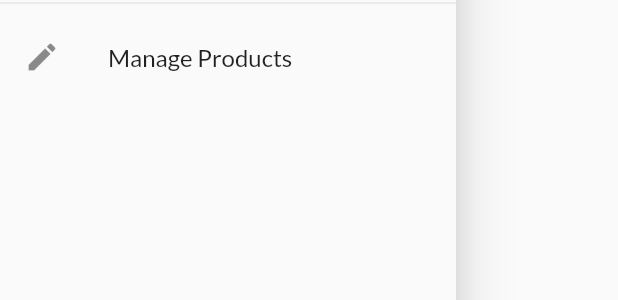
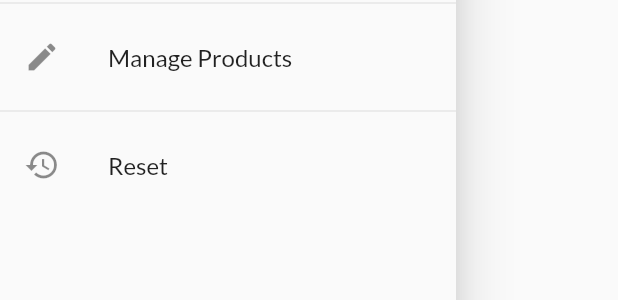
Before and after one commit to leoawesome/flutter_tutorial_myshop, a Flutter app: the AppDrawer widget shown alone on an empty page, opened directly, on a phone screen of 412 x 824 dp. Shown: the part 309-609 px from the top of the screen. Run offline on Flutter 3.47's test engine with Material 2 defaults, Android fonts, the phone set to English and light mode, and no system bars; network calls fail.

Commit message:
Implement reset button

```diff
--- a/lib/providers/products.dart
+++ b/lib/providers/products.dart
@@ -7,46 +7,43 @@ import '../models/http_exception.dart';
 import './product.dart';
 
 class Products with ChangeNotifier {
-  List<Product> _items = [
-    // Product(
-    //   id: 'p1',
-    //   title: 'Red Shirt',
-    //   description: 'A red shirt - it is pretty red!',
-    //   price: 29.99,
-    //   imageUrl:
-    //       'https://cdn.pixabay.com/photo/2016/10/02/22/17/red-t-shirt-1710578_1280.jpg',
-    // ),
-    // Product(
-    //   id: 'p2',
-    //   title: 'Trousers',
-    //   description: 'A nice pair of trousers.',
-    //   price: 59.99,
-    //   imageUrl:
-    //       'https://upload.wikimedia.org/wikipedia/commons/thumb/e/e8/Trousers%2C_dress_%28AM_1960.022-8%29.jpg/512px-Trousers%2C_dress_%28AM_1960.022-8%29.jpg',
-    // ),
-    // Product(
-    //   id: 'p3',
-    //   title: 'Yellow Scarf',
-    //   description: 'Warm and cozy - exactly what you need for the winter.',
-    //   price: 19.99,
-    //   imageUrl:
-    //       'https://live.staticflickr.com/4043/4438260868_cc79b3369d_z.jpg',
-    // ),
-    // Product(
-    //   id: 'p4',
-    //   title: 'A Pan',
-    //   description: 'Prepare any meal you want.',
-    //   price: 49.99,
-    //   imageUrl:
-    //       'https://upload.wikimedia.org/wikipedia/commons/thumb/1/14/Cast-Iron-Pan.jpg/1024px-Cast-Iron-Pan.jpg',
-    // ),
+  List<Product> _items = [];
+  List<Product> _seedItems = [
+    Product(
+      id: null,
+      title: 'Red Shirt',
+      description: 'A red shirt - it is pretty red!',
+      price: 29.99,
+      imageUrl:
+          'https://cdn.pixabay.com/photo/2016/10/02/22/17/red-t-shirt-1710578_1280.jpg',
+    ),
+    Product(
+      id: null,
+      title: 'Trousers',
+      description: 'A nice pair of trousers.',
+      price: 59.99,
+      imageUrl:
+          'https://upload.wikimedia.org/wikipedia/commons/thumb/e/e8/Trousers%2C_dress_%28AM_1960.022-8%29.jpg/512px-Trousers%2C_dress_%28AM_1960.022-8%29.jpg',
+    ),
+    Product(
+      id: null,
+      title: 'Yellow Scarf',
+      description: 'Warm and cozy - exactly what you need for the winter.',
+      price: 19.99,
+      imageUrl:
+          'https://live.staticflickr.com/4043/4438260868_cc79b3369d_z.jpg',
+    ),
+    Product(
+      id: null,
+      title: 'A Pan',
+      description: 'Prepare any meal you want.',
+      price: 49.99,
+      imageUrl:
+          'https://upload.wikimedia.org/wikipedia/commons/thumb/1/14/Cast-Iron-Pan.jpg/1024px-Cast-Iron-Pan.jpg',
+    ),
   ];
-  // var _showFavoritesOnly = false;
 
   List<Product> get items {
-    // if (_showFavoritesOnly) {
-    //   return _items.where((prodItem) => prodItem.isFavorite).toList();
-    // }
     return [..._items];
   }
 
@@ -155,4 +152,23 @@ class Products with ChangeNotifier {
     }
     existingProduct = null;
   }
+
+  Future<void> resetProducts() async {
+    final url = 'https://flutter-tutorial-2.firebaseio.com/products.json';
+    var existingProducts = _items;
+    _items = [];
+    notifyListeners();
+    final response = await http.delete(url);
+    if (response.statusCode >= 400) {
+      _items = existingProducts;
+      notifyListeners();
+      throw HttpException('Could not reset products.');
+    }
+    existingProducts = null;
+
+    // Seed items
+    _seedItems.forEach((prod) {
+      this.addProduct(prod);
+    });
+  }
 }
--- a/lib/widgets/app_drawer.dart
+++ b/lib/widgets/app_drawer.dart
@@ -1,7 +1,10 @@
 import 'package:flutter/material.dart';
+import 'package:provider/provider.dart';
 
 import '../screens/orders_screen.dart';
 import '../screens/user_products_screen.dart';
+import '../providers/orders.dart';
+import '../providers/products.dart';
 
 class AppDrawer extends StatelessWidget {
   @override
@@ -39,6 +42,38 @@ class AppDrawer extends StatelessWidget {
                   .pushReplacementNamed(UserProductsScreen.routeName);
             },
           ),
+          Divider(),
+          ListTile(
+            leading: Icon(Icons.restore),
+            title: Text('Reset'),
+            onTap: () async {
+              await showDialog(
+                context: context,
+                builder: (ctx) => AlertDialog(
+                  title: Text('Reset'),
+                  content: Text('Are you sure you want to reset?'),
+                  actions: <Widget>[
+                    FlatButton(
+                      child: Text('Yes'),
+                      onPressed: () {
+                        Provider.of<Orders>(context, listen: false)
+                            .resetOrders();
+                        Provider.of<Products>(context, listen: false)
+                            .resetProducts();
+                        Navigator.of(ctx).pop();
+                      },
+                    ),
+                    FlatButton(
+                      child: Text('No'),
+                      onPressed: () {
+                        Navigator.of(ctx).pop();
+                      },
+                    ),
+                  ],
+                ),
+              );
+            },
+          ),
         ],
       ),
     );
```
Also changed, not shown: lib/providers/orders.dart (+15 -0 lines).
